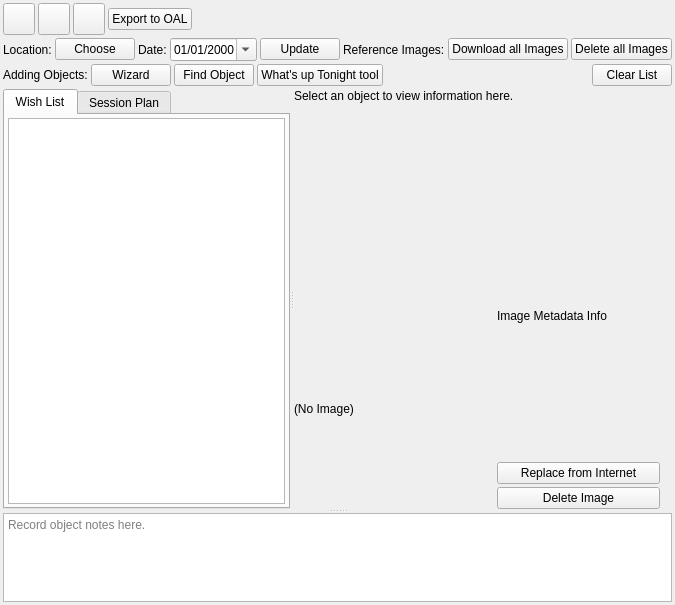
Old version of the form kstars/tools/observinglist.ui in the repository KDE/kstars.
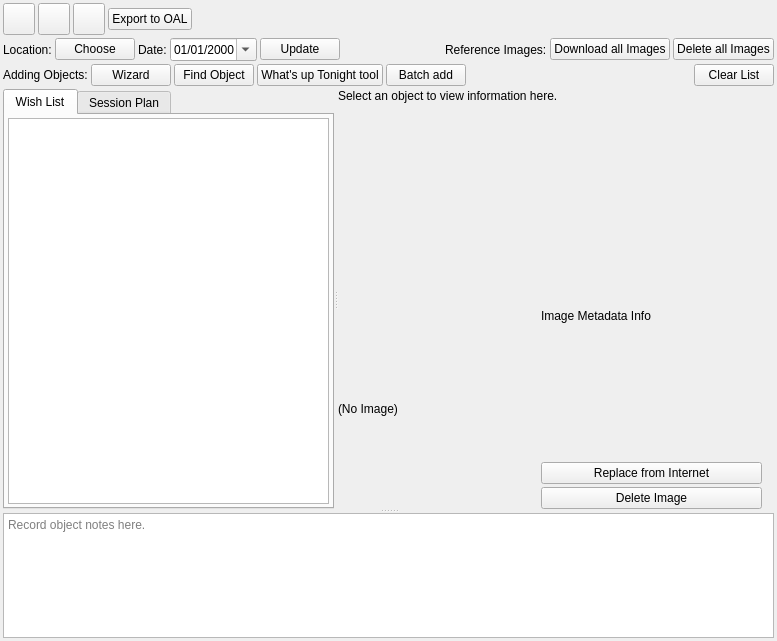
New version of the form. Custom widgets are drawn as their Qt base class.

Commit message:
"Batch add" option in the Observing List: add multiple objects (e.g. from a text file list) easily
Note: Requires CatalogComponent::findByName implementation from Merge
Request !87 (or alternatively !93) to work correctly. Might conflict
with !93, needing some changes to become compatible.

FEATURE:

Patch:
```diff
--- a/kstars/tools/observinglist.ui
+++ b/kstars/tools/observinglist.ui
@@ -6,8 +6,8 @@
    <rect>
     <x>0</x>
     <y>0</y>
-    <width>640</width>
-    <height>605</height>
+    <width>777</width>
+    <height>641</height>
    </rect>
   </property>
   <layout class="QVBoxLayout" name="verticalLayout_2" stretch="0">
@@ -31,7 +31,7 @@
      <property name="orientation">
       <enum>Qt::Vertical</enum>
      </property>
-     <widget class="QWidget" name="">
+     <widget class="QWidget" name="layoutWidget">
       <layout class="QVBoxLayout" name="topLayout">
        <property name="spacing">
         <number>3</number>
@@ -349,6 +349,13 @@
            </property>
           </widget>
          </item>
+         <item>
+          <widget class="QPushButton" name="batchAddButton">
+           <property name="text">
+            <string>Batch add</string>
+           </property>
+          </widget>
+         </item>
          <item>
           <spacer name="horizontalSpacer_5">
            <property name="orientation">
@@ -524,7 +531,7 @@
            </layout>
           </widget>
          </widget>
-         <widget class="QWidget" name="">
+         <widget class="QWidget" name="layoutWidget">
           <layout class="QVBoxLayout" name="objectInfoLayout">
            <property name="spacing">
             <number>3</number>
```
The commit also changes 2 other files.
